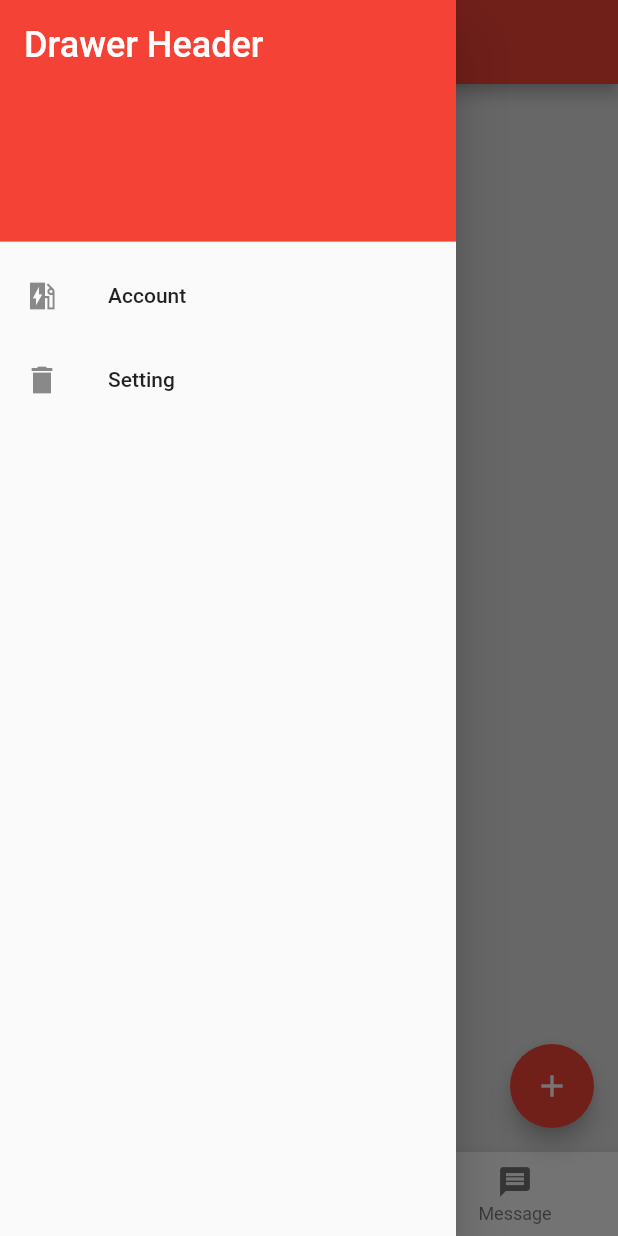
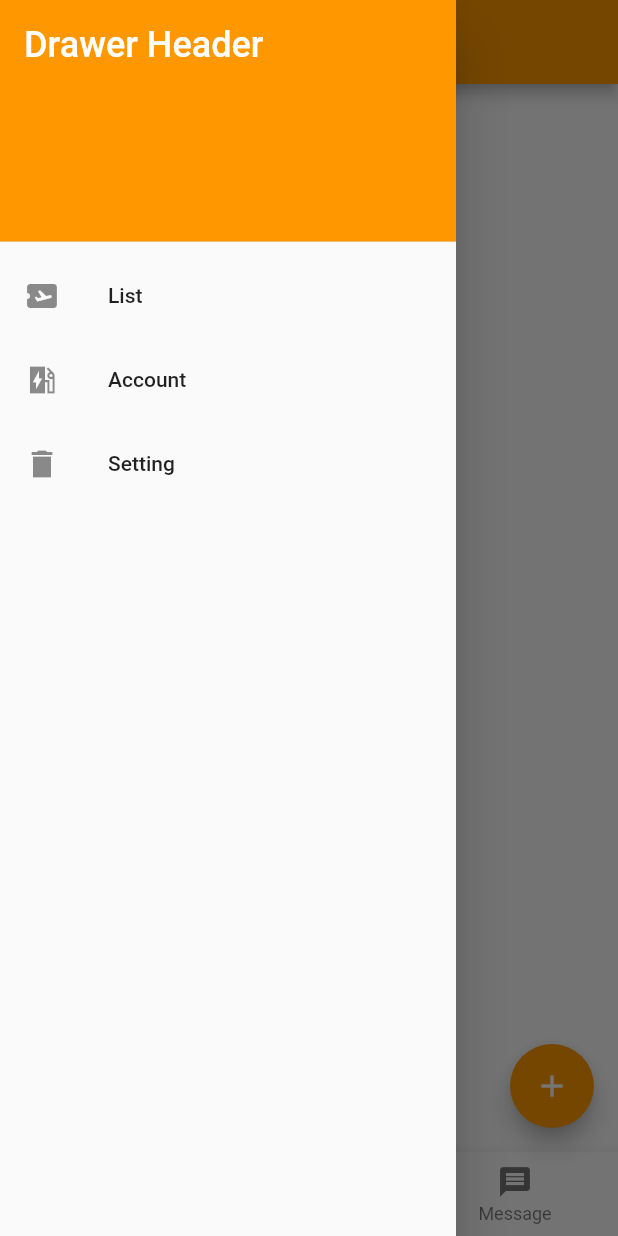
Before and after one commit to JessicaHuang210/flutter-demo, a Flutter app: the screen it shows after launch, with the side drawer open, on a phone screen of 412 x 824 dp. Run offline on Flutter 3.47's test engine with Material 2 defaults, Android fonts, the phone set to English and light mode, and no system bars.

Commit message:
add: todo list edit/add/remove功能

```diff
--- a/lib/main.dart
+++ b/lib/main.dart
@@ -3,6 +3,7 @@ import 'src/widgets/ButtomTabs.dart';
 import 'src/widgets/DrawerItems.dart';
 
 import 'src/pages/PageWrap.dart';
+import 'src/pages/PageList.dart';
 
 class Screen extends StatelessWidget {
   Screen({this.current});
@@ -53,7 +54,6 @@ class GlobalLayoutState extends State<GlobalLayout> {
       ),
       drawer: DrawerItems(),
       body: Screen(current: current),
-      backgroundColor: Colors.grey.shade300,
       bottomNavigationBar: ButtomTabs(
         current: current,
         onChangeTab: onChangeTab,
@@ -73,11 +73,21 @@ class App extends StatelessWidget {
       title: 'flutter_demo',
       home: GlobalLayout(title: 'flutter_router_demo'),
       theme: ThemeData(
-        primaryColor: Colors.red,
-        primaryColorDark: Colors.red,
-        accentColor: Colors.red,
+        primaryColor: Colors.orange,
+        primaryColorDark: Colors.orange,
+        accentColor: Colors.orange,
+        appBarTheme: AppBarTheme(
+          iconTheme: IconThemeData(color: Colors.white),
+          actionsIconTheme: IconThemeData(color: Colors.white),
+          textTheme: TextTheme(
+            headline6: TextStyle(fontSize: 20, color: Colors.white),
+          ),
+        ),
+        floatingActionButtonTheme:
+            FloatingActionButtonThemeData(foregroundColor: Colors.white),
       ),
       routes: <String, WidgetBuilder>{
+        '/list': (BuildContext context) => PageList(),
         '/account': (BuildContext context) => PageWrap(title: 'Account'),
         '/setting': (BuildContext context) => PageWrap(title: 'Setting'),
       },
--- a/lib/src/widgets/DrawerItems.dart
+++ b/lib/src/widgets/DrawerItems.dart
@@ -2,6 +2,7 @@ import 'package:flutter/material.dart';
 
 class DrawerItems extends StatelessWidget {
   final List<Map<String, dynamic>> menus = [
+    {'name': 'List', 'path': 'list', 'icon': 57453},
     {'name': 'Account', 'path': 'account', 'icon': 59705},
     {'name': 'Setting', 'path': 'setting', 'icon': 59576},
   ];
@@ -15,7 +16,7 @@ class DrawerItems extends StatelessWidget {
           if (i == 0) {
             return DrawerHeader(
               decoration: BoxDecoration(
-                color: Colors.red,
+                color: Theme.of(context).primaryColor,
               ),
               child: Text(
                 'Drawer Header',
--- a/pubspec.yaml
+++ b/pubspec.yaml
@@ -14,7 +14,11 @@ description: A new Flutter project.
 version: 1.0.0+1
 
 environment:
-  sdk: ">=2.1.0 <3.0.0"
+  sdk: ">=2.5.0 <3.0.0"
+
+analyzer:
+  enable-experiment:
+    - control-flow-collections
 
 dependencies:
   flutter:
```
Also changed, not shown: lib/src/pages/PageList.dart (added, +169 -0 lines), lib/src/pages/PageWrap.dart (+3 -4 lines).
